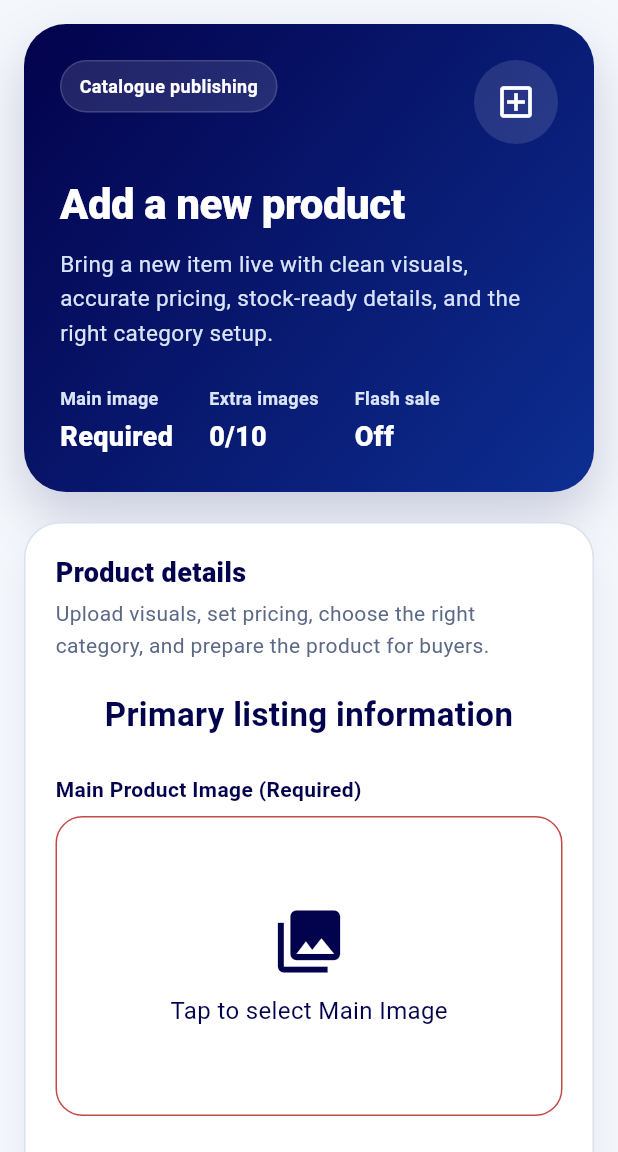
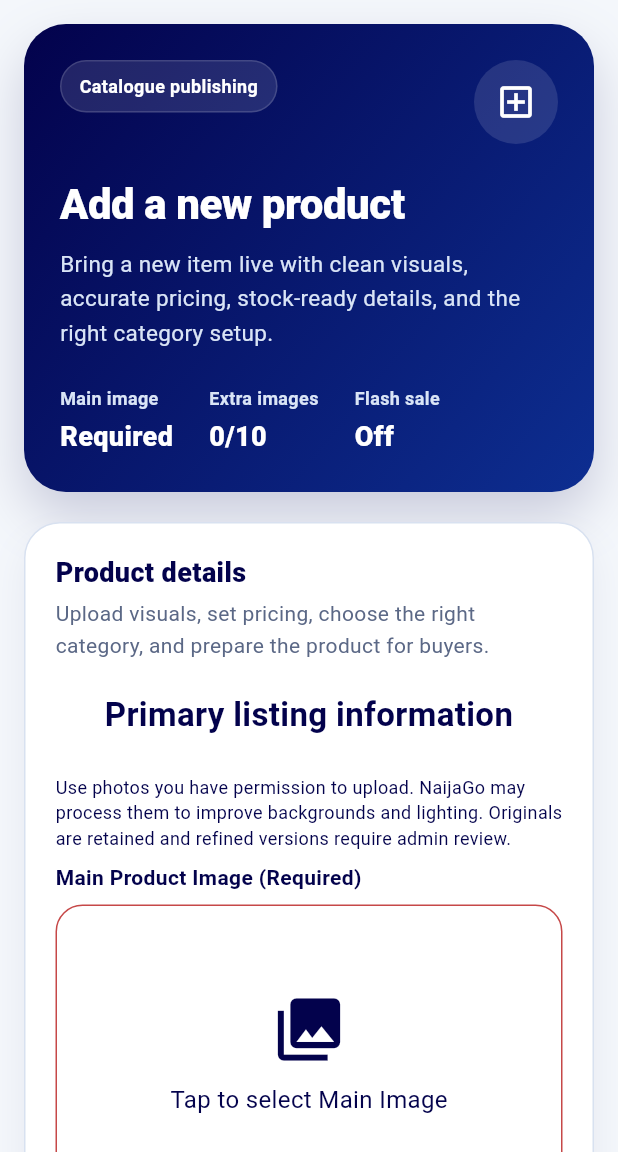
Before and after one commit to NaijaGo/go-vendor, a Flutter app: the AddProductScreen screen opened directly, on a phone screen of 412 x 824 dp, the part 84-1236 px from its top. Run offline on Flutter 3.47's test engine with Material 3 defaults, Android fonts, the phone set to English and light mode, and no system bars; our stand-ins replace cached_network_image, device_info_plus, equatable, file_picker, fl_chart, flutter_animate and 11 more; missing offline and left inert: mobile_scanner, onesignal_flutter; accounts and stored records are empty; network calls fail; statements that could not run were skipped.

Commit message:
docs: disclose reviewed product image processing on upload

```diff
--- a/lib/screens/vendor/add_product_screen.dart
+++ b/lib/screens/vendor/add_product_screen.dart
@@ -2515,6 +2515,11 @@ class _AddProductScreenState extends State<AddProductScreen> {
                               const SizedBox(height: 24),
 
                               // 1. MAIN IMAGE PICKER (REQUIRED)
+                              const Text(
+                                'Use photos you have permission to upload. NaijaGo may process them to improve backgrounds and lighting. Originals are retained and refined versions require admin review.',
+                                style: TextStyle(fontSize: 12),
+                              ),
+                              const SizedBox(height: 8),
                               Text(
                                 'Main Product Image (Required)',
                                 style: TextStyle(
```
